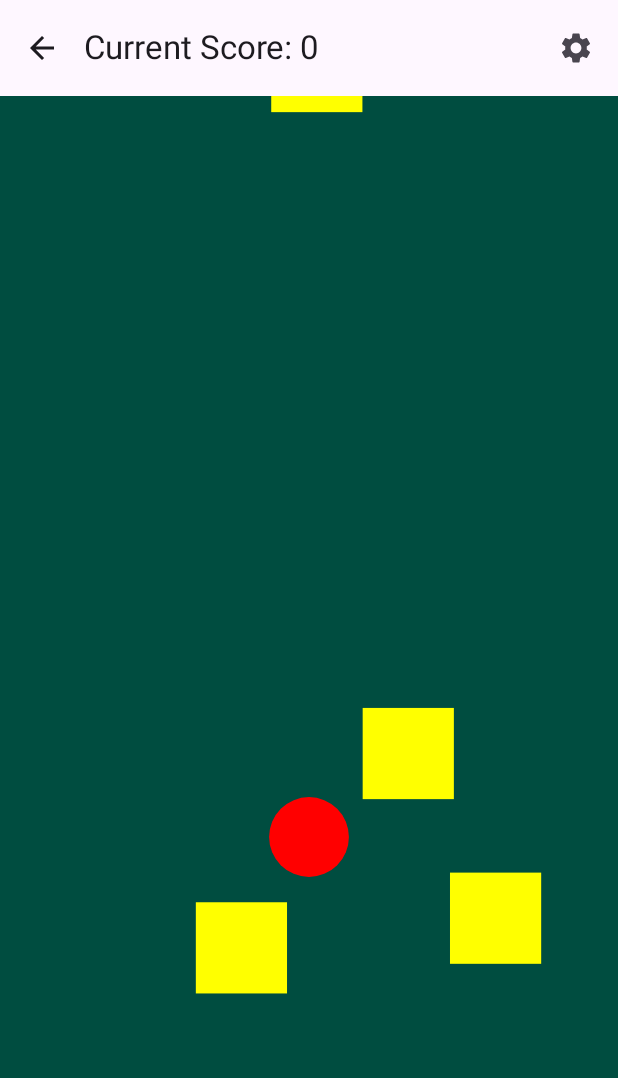
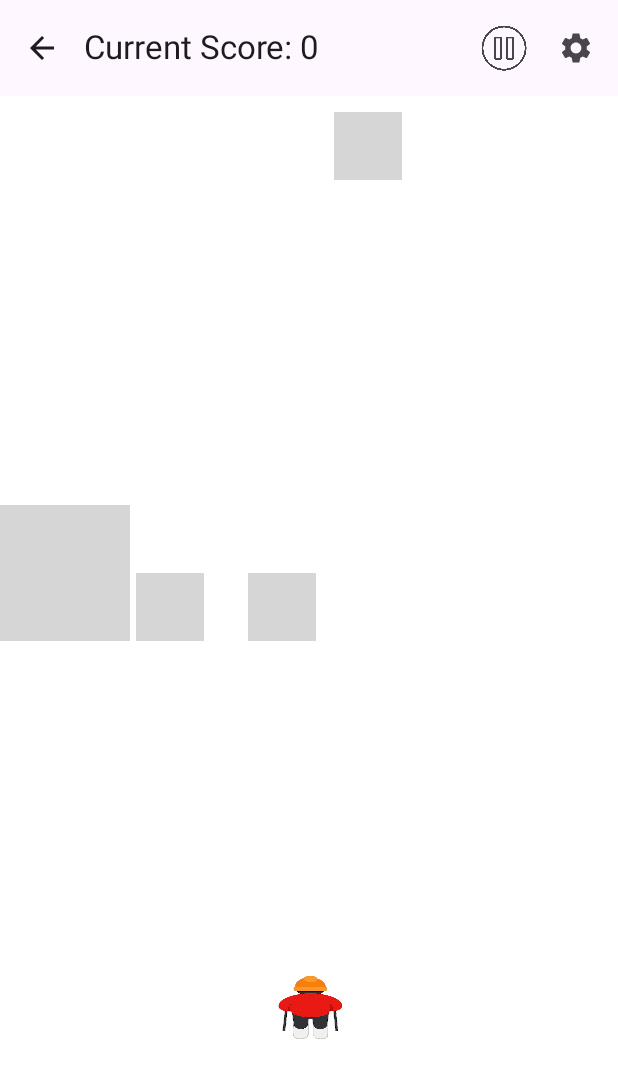
Before and after one commit to TreyMartin0/ProSkierApp, an Android app built with Jetpack Compose: the screen it shows after launch (MainActivity), after a tap on "Start Run", on a phone screen of 412 x 824 dp. Shown: the top 1078 px of the screen. Run offline under Robolectric (Android 15) with nearby library versions, the phone set to English and light mode, and no system bars.

Commit message:
images and updated game logic

```diff
--- a/app/src/main/java/com/treymartin/tiltskier/MainActivity.kt
+++ b/app/src/main/java/com/treymartin/tiltskier/MainActivity.kt
@@ -131,7 +131,7 @@ fun MenuScreen(
     Scaffold(
         topBar = {
             TopAppBar(
-                title = { Text("Tilt Skier") },
+                title = { Text("Pro Skier Extreme") },
                 actions = {
                     IconButton(onClick = onSettings) {
                         Icon(Icons.Default.Settings, contentDescription = "Settings")
@@ -214,6 +214,10 @@ fun ScoresScreen(
     viewModel: ScoresViewModel,
     onBack: () -> Unit
 ) {
+    LaunchedEffect(Unit) {
+        viewModel.refresh()
+    }
+
     val ui = viewModel.ui
 
     Scaffold(
@@ -235,6 +239,7 @@ fun ScoresScreen(
         ) {
             Text("Best: ${ui.best}", style = MaterialTheme.typography.headlineMedium)
             Spacer(Modifier.height(16.dp))
+
             LazyColumn {
                 itemsIndexed(ui.top5) { index, entry ->
                     Text("${index + 1}. Score: ${entry.value}")
--- a/app/src/main/java/com/treymartin/tiltskier/game/GameModels.kt
+++ b/app/src/main/java/com/treymartin/tiltskier/game/GameModels.kt
@@ -12,17 +12,20 @@ enum class RunState { READY, RUNNING, PAUSED, GAME_OVER }
 
 enum class ObstacleType { TREE, ROCK }
 
+enum class SkierPos { STRAIGHT, LEFT, RIGHT }
+
 data class GameUiState(
     val runState: RunState = RunState.READY,
     val score: Int = 0,
     val bestScore: Int = 0,
     val skierX: Float = 0.5f,
-    val skierY: Float = 0.35f,
+    val skierY: Float = 0.2f,
     val skierRadius: Float = 0.05f,
     val worldSpeed: Float = 0.4f,
     val sensitivity: Float = 1.0f,
     val soundOn: Boolean = true,
     val hapticsOn: Boolean = true,
     val obstacles: List<Obstacle> = emptyList(),
-    val rngSeed: Long = System.currentTimeMillis()
+    val rngSeed: Long = System.currentTimeMillis(),
+    val skierPos: SkierPos = SkierPos.STRAIGHT
 )
--- a/app/src/main/java/com/treymartin/tiltskier/ui/game/GameCanvas.kt
+++ b/app/src/main/java/com/treymartin/tiltskier/ui/game/GameCanvas.kt
@@ -7,14 +7,26 @@ import androidx.compose.ui.Modifier
 import androidx.compose.ui.geometry.Offset
 import androidx.compose.ui.geometry.Size
 import androidx.compose.ui.graphics.Color
+import androidx.compose.ui.graphics.ImageBitmap
+import androidx.compose.ui.res.imageResource
+import androidx.compose.ui.unit.IntOffset
+import androidx.compose.ui.unit.IntSize
 import com.treymartin.tiltskier.game.GameUiState
+import com.treymartin.tiltskier.R
+import com.treymartin.tiltskier.game.ObstacleType
+import com.treymartin.tiltskier.game.SkierPos
 import kotlin.math.min
 
 @Composable
 fun GameCanvas(ui: GameUiState, modifier: Modifier = Modifier) {
+    val skierCenterBitmap: ImageBitmap = ImageBitmap.imageResource(R.drawable.skier1)
+    val skierLeftBitmap: ImageBitmap     = ImageBitmap.imageResource(R.drawable.skier3)
+    val skierRightBitmap: ImageBitmap    = ImageBitmap.imageResource(R.drawable.skier2)
+    val treeBitmap = ImageBitmap.imageResource(R.drawable.tree)
+    val rockBitmap = ImageBitmap.imageResource(R.drawable.rock)
     Canvas(
         modifier = modifier
-            .background(Color(0xFF004D40)) // dark green slope
+            .background(Color(0xFFFFFFFF)) // dark green slope
     ) {
         val w = size.width
         val h = size.height
@@ -22,23 +34,47 @@ fun GameCanvas(ui: GameUiState, modifier: Modifier = Modifier) {
         fun nx(x: Float) = x * w
         fun ny(y: Float) = h - y * h   // y=0 bottom, y=1 top
 
-        // ---- Skier ----
+        val skierBitmap = when (ui.skierPos) {
+            SkierPos.STRAIGHT -> skierCenterBitmap
+            SkierPos.LEFT     -> skierLeftBitmap
+            SkierPos.RIGHT    -> skierRightBitmap
+            else -> {skierCenterBitmap}
+        }
+
+        // Skier
         val skierRadiusWorld = 0.035f
-        val skierRadiusPx = skierRadiusWorld * h
+        val skierSizePx = (skierRadiusWorld * h * 2f).toInt()
 
-        drawCircle(
-            color = Color.Red,
-            center = Offset(nx(ui.skierX), ny(ui.skierY)),
-            radius = skierRadiusPx
+        val center = Offset(nx(ui.skierX), ny(ui.skierY))
+        val topLeft = IntOffset(
+            (center.x - skierSizePx / 2f).toInt(),
+            (center.y - skierSizePx / 2f).toInt()
         )
 
-        // ---- Obstacles ----
-        ui.obstacles.forEach { o ->
-            val rPx = o.radius * h    // radius scaled by height
-            drawRect(
-                color = Color.Yellow,
-                topLeft = Offset(nx(o.x) - rPx, ny(o.y) - rPx),
-                size = Size(rPx * 2, rPx * 2)
+        drawImage(
+            image = skierBitmap,
+            dstOffset = topLeft,
+            dstSize = IntSize(skierSizePx, skierSizePx)
+        )
+
+        // Obstacles
+        ui.obstacles.sortedByDescending { it.y }.forEach { o ->
+            val sizePx = (o.radius * h * 2).toInt()
+            val center = Offset(nx(o.x), ny(o.y))
+            val topLeft = IntOffset(
+                (center.x - sizePx / 2).toInt(),
+                (center.y - sizePx / 2).toInt()
+            )
+
+            val bitmap = when (o.type) {
+                ObstacleType.TREE -> treeBitmap
+                ObstacleType.ROCK -> rockBitmap
+            }
+
+            drawImage(
+                image = bitmap,
+                dstOffset = topLeft,
+                dstSize = IntSize(sizePx, sizePx)
             )
         }
     }
--- a/app/src/main/java/com/treymartin/tiltskier/ui/game/GameViewModel.kt
+++ b/app/src/main/java/com/treymartin/tiltskier/ui/game/GameViewModel.kt
@@ -20,6 +20,9 @@ class GameViewModel(
 ) : ViewModel() {
 
     private val rng = Random(System.currentTimeMillis())
+
+    private var distanceSinceLastSpawn = 0f
+    private var lastSpawnType: ObstacleType? = null
 
     var ui by mutableStateOf(GameUiState())
         private set
@@ -45,9 +48,40 @@ class GameViewModel(
 
     // ax from accelerometer (tilt left/right), ay unused or for future
     fun onTilt(ax: Float, ay: Float) {
+        if (ui.runState != RunState.RUNNING) return
         val delta = -ax * ui.sensitivity * 0.01f
         val newX = (ui.skierX + delta).coerceIn(0f, 1f)
-        ui = ui.copy(skierX = newX)
+
+        // Decide pose based on how strong the movement is
+        val threshold = 0.0085f
+
+        val newPose = when {
+            delta > threshold  -> SkierPos.RIGHT
+            delta < -threshold -> SkierPos.LEFT
+            else -> SkierPos.STRAIGHT
+        }
+
+        ui = ui.copy(
+            skierX = newX,
+            skierPos = newPose
+        )
+    }
+
+    private fun nextObstacleType(): ObstacleType {
+        val last = lastSpawnType
+        val type = if (last == null) {
+            // first one truly random
+            if (rng.nextBoolean()) ObstacleType.TREE else ObstacleType.ROCK
+        } else {
+            // 70% chance to flip, 30% chance to repeat
+            if (rng.nextFloat() < 0.7f) {
+                if (last == ObstacleType.TREE) ObstacleType.ROCK else ObstacleType.TREE
+            } else {
+                last
+            }
+        }
+        lastSpawnType = type
+        return type
     }
 
     fun tick(dtMillis: Long) {
@@ -68,23 +102,50 @@ class GameViewModel(
 
         var obstacles = remaining
 
-        // Spawn new obstacles near the very top edge
-        if (rng.nextFloat() < 0.03f) {  // spawn probability per frame
-            val radius = 0.04f          // tweak size if you want
-            val new = Obstacle(
-                id = rng.nextLong(),
-                x = rng.nextFloat(),         // 0..1 across width
-                y = 1f + radius,             // starts just above top
-                radius = radius,
-                type = if (rng.nextBoolean()) ObstacleType.TREE else ObstacleType.ROCK
-            )
-            obstacles = obstacles + new
+        // accumulate distance traveled this frame
+        val distanceThisFrame = speed * dtSec
+        distanceSinceLastSpawn += distanceThisFrame
+
+        val spawnSpacing = 0.4f
+
+        // spawn based on distance, not frame probability
+        while (distanceSinceLastSpawn >= spawnSpacing) {
+            distanceSinceLastSpawn -= spawnSpacing
+
+            // base X for this "row" of obstacles
+            val baseX = rng.nextFloat()
+
+            // 25% chance to spawn a cluster of 2,3,4 side-by-side
+            val randomNumber = (2..4).random()
+            val clusterSize = if (rng.nextFloat() < 0.25f) randomNumber else 1
+
+            for (i in 0 until clusterSize) {
+                val type = nextObstacleType()
+
+                val radius = when (type) {
+                    ObstacleType.TREE -> 0.06f   // bigger
+                    ObstacleType.ROCK -> 0.03f   // smaller
+                }
+
+                // spread them horizontally around baseX
+                val offset = (i - (clusterSize - 1) / 2f) * 0.18f
+                val x = (baseX + offset).coerceIn(0.1f, 0.9f)
+
+                val new = Obstacle(
+                    id = rng.nextLong(),
+                    x = x,
+                    y = 1f + radius,
+                    radius = radius,
+                    type = type
+                )
+                obstacles = obstacles + new
+            }
         }
 
         //Collision check
         val skierX = ui.skierX
         val skierY = ui.skierY
-        val skierRadius = 0.035f
+        val skierRadius = 0.015f
 
         val collided = obstacles.any { o ->
             val dx = o.x - skierX
@@ -93,8 +154,8 @@ class GameViewModel(
         }
 
         // Score: +1 per obstacle successfully passed
-        val newScore = ui.score + passedCount
-        val newSpeed = (speed + dtSec * 0.02f).coerceAtMost(3.0f)
+        val newScore = ui. score + passedCount
+        val newSpeed = (speed + dtSec * 0.01f).coerceAtMost(3.0f)
 
         if (collided) {
             crash()
@@ -106,6 +167,7 @@ class GameViewModel(
             )
         }
     }
+
 
     fun startRun() {
         ui = ui.copy(
--- /dev/null
+++ b/app/src/main/java/com/treymartin/tiltskier/ui/game/KeepOn.kt
@@ -0,0 +1,19 @@
+package com.treymartin.tiltskier.ui.game
+
+import androidx.compose.runtime.Composable
+import androidx.compose.runtime.DisposableEffect
+import androidx.compose.ui.platform.LocalView
+import com.treymartin.tiltskier.game.RunState
+
+@Composable
+fun KeepScreenOn(runState: RunState) {
+    val view = LocalView.current
+
+    DisposableEffect(runState) {
+        view.keepScreenOn = (runState == RunState.RUNNING)
+
+        onDispose {
+            view.keepScreenOn = false
+        }
+    }
+}
--- a/app/src/main/java/com/treymartin/tiltskier/ui/scores/ScoreViewModel.kt
+++ b/app/src/main/java/com/treymartin/tiltskier/ui/scores/ScoreViewModel.kt
@@ -15,7 +15,8 @@ class ScoresViewModel(
     var ui by mutableStateOf(ScoresUiState())
         private set
 
-    init {
+    // Call this whenever the Scores screen is opened
+    fun refresh() {
         viewModelScope.launch {
             val top = repo.top5()
             val best = repo.best()
```
Also changed, not shown: app/src/main/java/com/treymartin/tiltskier/ui/game/GameScreen.kt (+90 -9 lines), app/src/main/res/drawable/pause.png (added), app/src/main/res/drawable/skier1.png (added), app/src/main/res/drawable/skier2.png (added), app/src/main/res/drawable/skier3.png (added), 2 other files.
